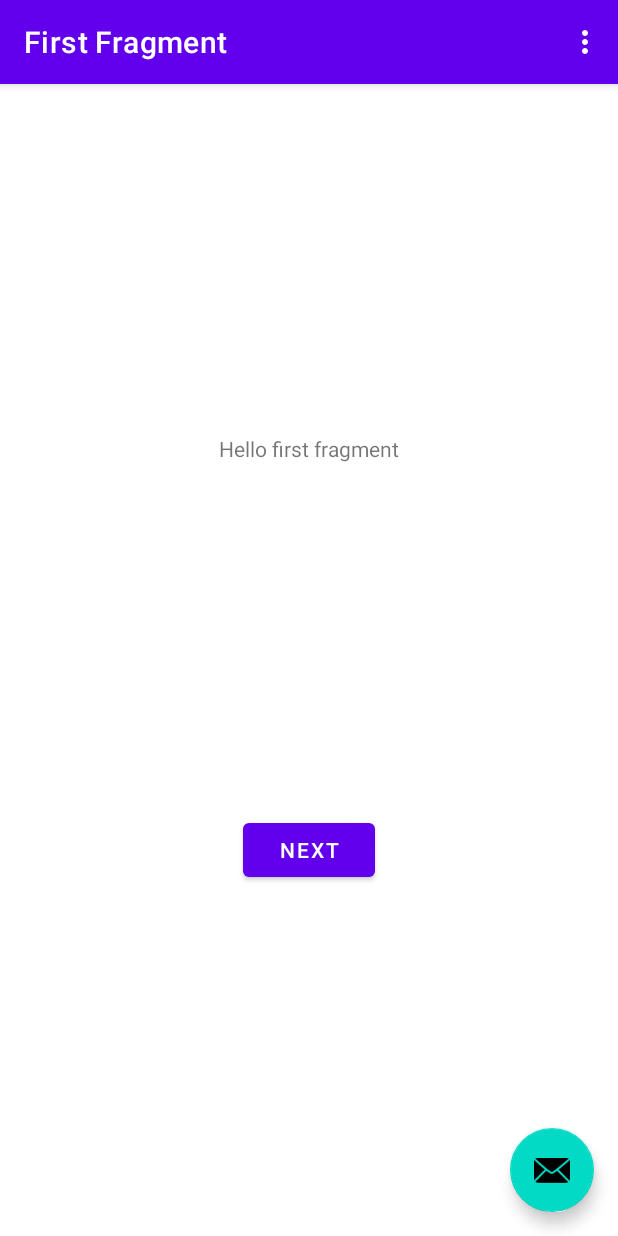
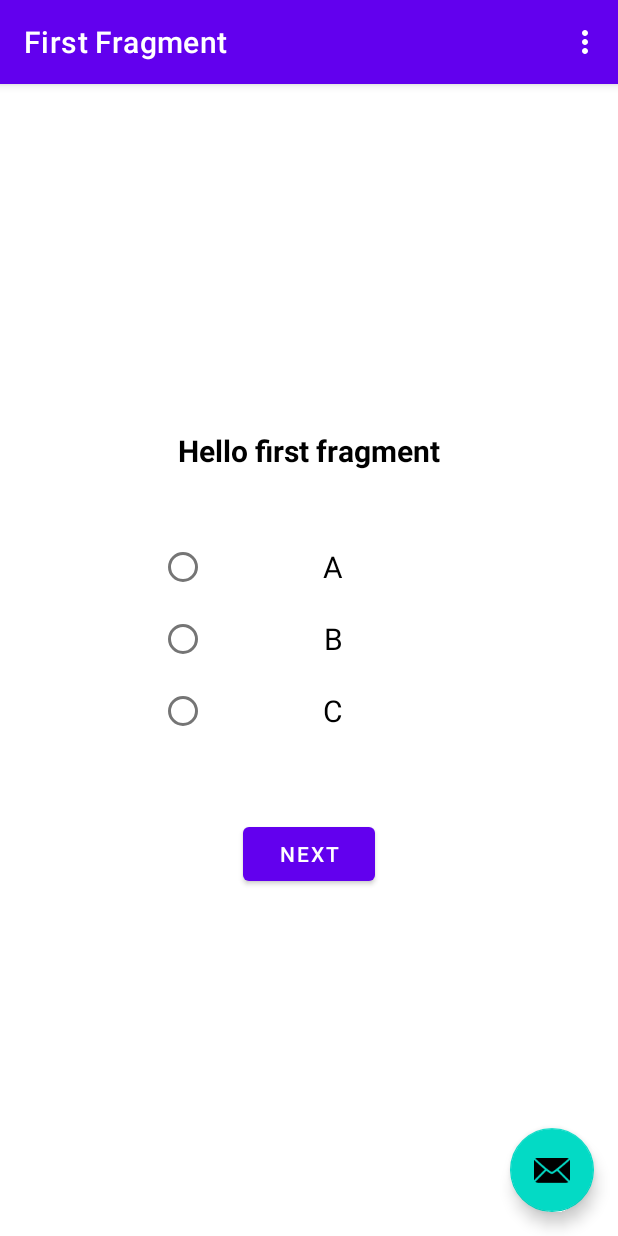
Before and after one commit to ostappart/Cardiovascular-ECG-Training-App, an Android app: the screen it shows after launch (MainActivity), on a phone screen of 412 x 824 dp. Run offline under Robolectric (Android 15) with nearby library versions, the phone set to English and light mode, and no system bars; our stand-ins replace navigation-ui.

Commit message:
Added screens for multiple choice and multiple selection questions

```diff
--- a/app/src/main/java/com/cse482b/cvdtraining/FirstFragment.java
+++ b/app/src/main/java/com/cse482b/cvdtraining/FirstFragment.java
@@ -1,6 +1,8 @@
 package com.cse482b.cvdtraining;
 
 import android.os.Bundle;
+import android.widget.RadioButton;
+import android.widget.RadioGroup;
 import android.view.LayoutInflater;
 import android.view.View;
 import android.view.ViewGroup;
@@ -29,6 +31,15 @@ public class FirstFragment extends Fragment {
     public void onViewCreated(@NonNull View view, Bundle savedInstanceState) {
         super.onViewCreated(view, savedInstanceState);
 
+        RadioGroup radioGroup = view.findViewById(R.id.radioGroup);
+
+        radioGroup.setOnCheckedChangeListener(new RadioGroup.OnCheckedChangeListener() {
+            @Override
+            public void onCheckedChanged(RadioGroup group, int checkedId) {
+                RadioButton radioButton = view.findViewById(checkedId);
+            }
+        });
+
         binding.buttonFirst.setOnClickListener(new View.OnClickListener() {
             @Override
             public void onClick(View view) {
--- a/app/src/main/java/com/cse482b/cvdtraining/SecondFragment.java
+++ b/app/src/main/java/com/cse482b/cvdtraining/SecondFragment.java
@@ -3,6 +3,7 @@ package com.cse482b.cvdtraining;
 import android.os.Bundle;
 import android.view.LayoutInflater;
 import android.view.View;
+import android.widget.CheckBox;
 import android.view.ViewGroup;
 
 import androidx.annotation.NonNull;
@@ -29,6 +30,10 @@ public class SecondFragment extends Fragment {
     public void onViewCreated(@NonNull View view, Bundle savedInstanceState) {
         super.onViewCreated(view, savedInstanceState);
 
+        CheckBox ch = (CheckBox) view.findViewById(R.id.checkBox);
+        CheckBox ch2 = (CheckBox) view.findViewById(R.id.checkBox2);
+        CheckBox ch3 = (CheckBox) view.findViewById(R.id.checkBox3);
+
         binding.buttonSecond.setOnClickListener(new View.OnClickListener() {
             @Override
             public void onClick(View view) {
--- a/app/src/main/res/layout/fragment_first.xml
+++ b/app/src/main/res/layout/fragment_first.xml
@@ -14,7 +14,56 @@
         app:layout_constraintBottom_toTopOf="@id/button_first"
         app:layout_constraintEnd_toEndOf="parent"
         app:layout_constraintStart_toStartOf="parent"
-        app:layout_constraintTop_toTopOf="parent" />
+        app:layout_constraintTop_toTopOf="parent"
+        android:textColor="@color/black"
+        android:textSize="20sp"
+        android:textStyle="bold" />
+
+    <RadioGroup
+        android:id="@+id/radioGroup"
+        android:layout_width="match_parent"
+        android:layout_height="wrap_content"
+        app:layout_constraintTop_toBottomOf="@id/textview_first"
+        android:layout_centerInParent="true"
+        android:layout_gravity="center"
+        android:layout_marginStart="10dp"
+        android:layout_marginTop="40dp"
+        android:layout_marginEnd="10dp"
+        android:gravity="center">
+
+        <RadioButton
+            android:id="@+id/javaRB"
+            android:layout_width="200dp"
+            android:layout_height="wrap_content"
+            android:layout_gravity="center"
+            android:checked="false"
+            android:padding="4dp"
+            android:text="A"
+            android:textAlignment="center"
+            android:textSize="20sp" />
+
+        <RadioButton
+            android:id="@+id/cRB"
+            android:layout_width="200dp"
+            android:layout_height="wrap_content"
+            android:layout_gravity="center"
+            android:checked="false"
+            android:padding="4dp"
+            android:text="B"
+            android:textAlignment="center"
+            android:textSize="20sp" />
+
+        <RadioButton
+            android:id="@+id/pythonRB"
+            android:layout_width="200dp"
+            android:layout_height="wrap_content"
+            android:layout_gravity="center"
+            android:checked="false"
+            android:padding="4dp"
+            android:text="C"
+            android:textAlignment="center"
+            android:textSize="20sp" />
+    </RadioGroup>
 
     <Button
         android:id="@+id/button_first"
```
Also changed, not shown: app/src/main/res/layout/fragment_second.xml (+45 -2 lines).
